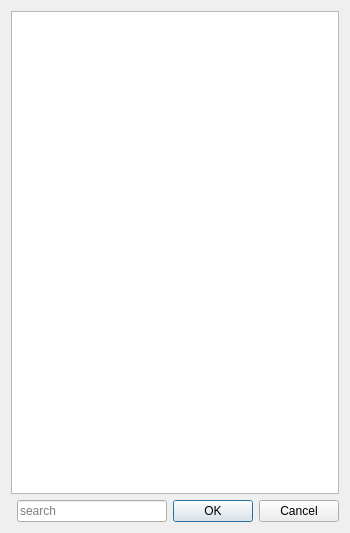
First picture: the form in choosedialog.ui, repository dolphinoracle/mx-locale, before the edit.
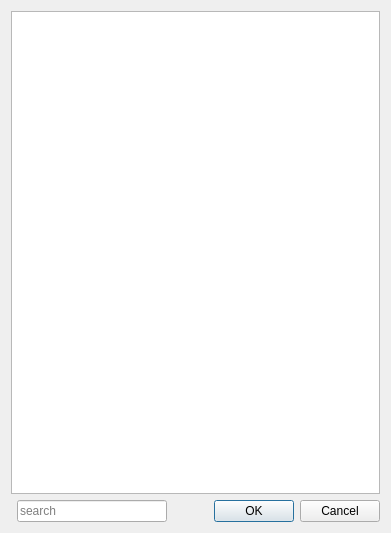
Second picture: the form after the edit.

Patch:
```diff
--- a/choosedialog.ui
+++ b/choosedialog.ui
@@ -6,7 +6,7 @@
    <rect>
     <x>0</x>
     <y>0</y>
-    <width>346</width>
+    <width>391</width>
     <height>533</height>
    </rect>
   </property>
```
